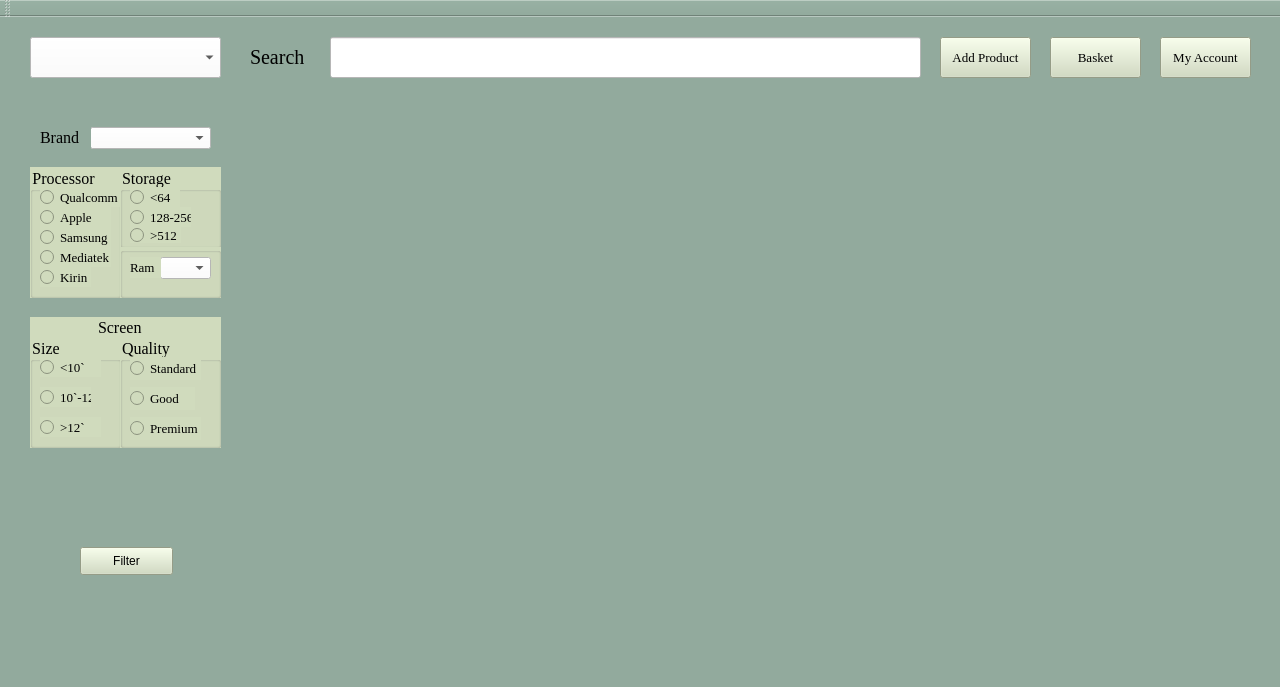
Old version of the form untitled.ui in the repository dinuScripnic/AllBuy.
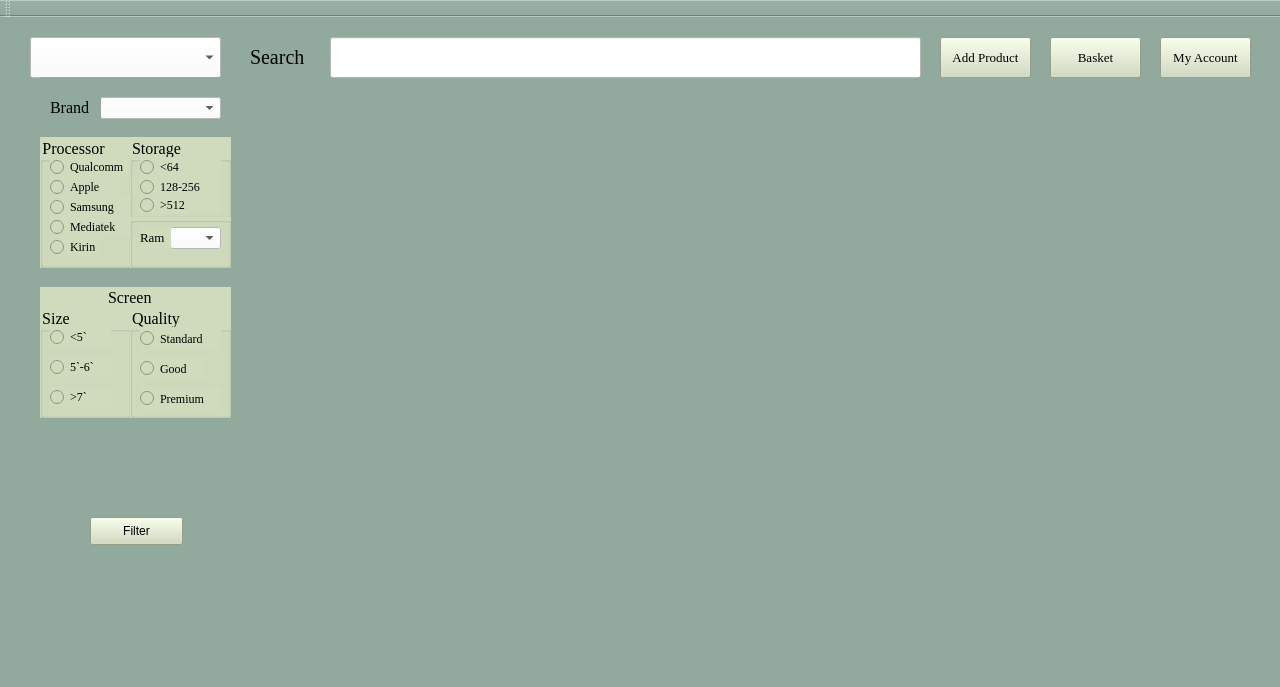
New version of the form.

```diff
--- a/untitled.ui
+++ b/untitled.ui
@@ -134,11 +134,11 @@
      <string>Add Product</string>
     </property>
    </widget>
-   <widget class="QWidget" name="filter_phone_widget" native="true">
+   <widget class="QWidget" name="filter_tablet_widget" native="true">
     <property name="geometry">
      <rect>
-      <x>30</x>
-      <y>90</y>
+      <x>40</x>
+      <y>60</y>
       <width>191</width>
       <height>481</height>
      </rect>
@@ -182,7 +182,7 @@
       <string notr="true">background-color: rgb(255, 255, 255);</string>
      </property>
     </widget>
-    <widget class="QLabel" name="lala">
+    <widget class="QLabel" name="lalawesrd">
      <property name="geometry">
       <rect>
        <x>10</x>
@@ -206,7 +206,7 @@
       <rect>
        <x>0</x>
        <y>60</y>
-       <width>91</width>
+       <width>101</width>
        <height>131</height>
       </rect>
      </property>
@@ -222,30 +222,11 @@
      <property name="title">
       <string>Processor</string>
      </property>
-     <widget class="QRadioButton" name="kirin">
-      <property name="geometry">
-       <rect>
-        <x>10</x>
-        <y>100</y>
-        <width>51</width>
-        <height>20</height>
-       </rect>
-      </property>
-      <property name="font">
-       <font>
-        <family>Times New Roman</family>
-        <pointsize>10</pointsize>
-       </font>
-      </property>
-      <property name="text">
-       <string>Kirin</string>
-      </property>
-     </widget>
      <widget class="QRadioButton" name="apple">
       <property name="geometry">
        <rect>
-        <x>10</x>
-        <y>40</y>
+        <x>8</x>
+        <y>50</y>
         <width>71</width>
         <height>20</height>
        </rect>
@@ -253,7 +234,7 @@
       <property name="font">
        <font>
         <family>Times New Roman</family>
-        <pointsize>10</pointsize>
+        <pointsize>9</pointsize>
        </font>
       </property>
       <property name="text">
@@ -263,16 +244,16 @@
      <widget class="QRadioButton" name="samsung">
       <property name="geometry">
        <rect>
-        <x>10</x>
-        <y>60</y>
-        <width>71</width>
+        <x>8</x>
+        <y>70</y>
+        <width>81</width>
         <height>20</height>
        </rect>
       </property>
       <property name="font">
        <font>
         <family>Times New Roman</family>
-        <pointsize>10</pointsize>
+        <pointsize>9</pointsize>
        </font>
       </property>
       <property name="text">
@@ -282,16 +263,16 @@
      <widget class="QRadioButton" name="mediatek">
       <property name="geometry">
        <rect>
-        <x>10</x>
-        <y>80</y>
-        <width>71</width>
+        <x>8</x>
+        <y>90</y>
+        <width>81</width>
         <height>20</height>
        </rect>
       </property>
       <property name="font">
        <font>
         <family>Times New Roman</family>
-        <pointsize>10</pointsize>
+        <pointsize>9</pointsize>
        </font>
       </property>
       <property name="text">
@@ -301,16 +282,16 @@
      <widget class="QRadioButton" name="qualcomm">
       <property name="geometry">
        <rect>
-        <x>10</x>
-        <y>20</y>
-        <width>81</width>
+        <x>8</x>
+        <y>30</y>
+        <width>91</width>
         <height>20</height>
        </rect>
       </property>
       <property name="font">
        <font>
         <family>Times New Roman</family>
-        <pointsize>10</pointsize>
+        <pointsize>9</pointsize>
        </font>
       </property>
       <property name="text">
@@ -351,7 +332,7 @@
       <property name="font">
        <font>
         <family>Times New Roman</family>
-        <pointsize>10</pointsize>
+        <pointsize>9</pointsize>
        </font>
       </property>
       <property name="text">
@@ -363,14 +344,14 @@
        <rect>
         <x>10</x>
         <y>50</y>
-        <width>51</width>
+        <width>71</width>
         <height>20</height>
        </rect>
       </property>
       <property name="font">
        <font>
         <family>Times New Roman</family>
-        <pointsize>10</pointsize>
+        <pointsize>9</pointsize>
        </font>
       </property>
       <property name="text">
@@ -389,7 +370,7 @@
       <property name="font">
        <font>
         <family>Times New Roman</family>
-        <pointsize>10</pointsize>
+        <pointsize>9</pointsize>
        </font>
       </property>
       <property name="text">
@@ -418,26 +399,26 @@
      <property name="title">
       <string>Quality</string>
      </property>
-     <widget class="QRadioButton" name="pr_phone">
+     <widget class="QRadioButton" name="pr_tab">
       <property name="geometry">
        <rect>
         <x>10</x>
         <y>80</y>
-        <width>71</width>
+        <width>81</width>
         <height>23</height>
        </rect>
       </property>
       <property name="font">
        <font>
         <family>Times New Roman</family>
-        <pointsize>10</pointsize>
+        <pointsize>9</pointsize>
        </font>
       </property>
       <property name="text">
        <string>Premium</string>
       </property>
      </widget>
-     <widget class="QRadioButton" name="gd_phone">
+     <widget class="QRadioButton" name="gd_tab">
       <property name="geometry">
        <rect>
         <x>10</x>
@@ -449,26 +430,26 @@
       <property name="font">
        <font>
         <family>Times New Roman</family>
-        <pointsize>10</pointsize>
+        <pointsize>9</pointsize>
        </font>
       </property>
       <property name="text">
        <string>Good</string>
       </property>
      </widget>
-     <widget class="QRadioButton" name="std_phone">
+     <widget class="QRadioButton" name="std_tab">
       <property name="geometry">
        <rect>
         <x>10</x>
         <y>20</y>
-        <width>71</width>
+        <width>81</width>
         <height>23</height>
        </rect>
       </property>
       <property name="font">
        <font>
         <family>Times New Roman</family>
-        <pointsize>10</pointsize>
+        <pointsize>9</pointsize>
        </font>
       </property>
       <property name="text">
@@ -479,9 +460,9 @@
     <widget class="QGroupBox" name="str_tab">
      <property name="geometry">
       <rect>
-       <x>90</x>
+       <x>100</x>
        <y>60</y>
-       <width>101</width>
+       <width>91</width>
        <height>81</height>
       </rect>
      </property>
@@ -500,16 +481,16 @@
      <widget class="QRadioButton" name="sml_smartphone_storage">
       <property name="geometry">
        <rect>
-        <x>10</x>
+        <x>-1</x>
         <y>20</y>
-        <width>50</width>
+        <width>71</width>
         <height>20</height>
        </rect>
       </property>
       <property name="font">
        <font>
         <family>Times New Roman</family>
-        <pointsize>10</pointsize>
+        <pointsize>9</pointsize>
        </font>
       </property>
       <property name="text">
@@ -519,16 +500,16 @@
      <widget class="QRadioButton" name="medium_smartphone_storage">
       <property name="geometry">
        <rect>
-        <x>10</x>
+        <x>-1</x>
         <y>40</y>
-        <width>61</width>
+        <width>91</width>
         <height>20</height>
        </rect>
       </property>
       <property name="font">
        <font>
         <family>Times New Roman</family>
-        <pointsize>10</pointsize>
+        <pointsize>9</pointsize>
        </font>
       </property>
       <property name="text">
@@ -538,16 +519,16 @@
      <widget class="QRadioButton" name="large_smartphone_storage">
       <property name="geometry">
        <rect>
-        <x>10</x>
+        <x>-1</x>
         <y>60</y>
-        <width>51</width>
+        <width>81</width>
         <height>16</height>
        </rect>
       </property>
       <property name="font">
        <font>
         <family>Times New Roman</family>
-        <pointsize>10</pointsize>
+        <pointsize>9</pointsize>
        </font>
       </property>
       <property name="text">
@@ -558,9 +539,9 @@
     <widget class="QGroupBox" name="ram_tab">
      <property name="geometry">
       <rect>
-       <x>90</x>
+       <x>100</x>
        <y>140</y>
-       <width>101</width>
+       <width>91</width>
        <height>51</height>
       </rect>
      </property>
@@ -570,10 +551,10 @@
      <property name="title">
       <string/>
      </property>
-     <widget class="QComboBox" name="ram_smartphone">
+     <widget class="QComboBox" name="ram_tablet">
       <property name="geometry">
        <rect>
-        <x>40</x>
+        <x>30</x>
         <y>10</y>
         <width>51</width>
         <height>22</height>
@@ -593,7 +574,7 @@
      <widget class="QLabel" name="label_3">
       <property name="geometry">
        <rect>
-        <x>10</x>
+        <x>0</x>
         <y>10</y>
         <width>31</width>
         <height>21</height>
@@ -602,7 +583,7 @@
       <property name="font">
        <font>
         <family>Times New Roman</family>
-        <pointsize>10</pointsize>
+        <pointsize>9</pointsize>
        </font>
       </property>
       <property name="text">
@@ -610,7 +591,7 @@
       </property>
      </widget>
     </widget>
-    <widget class="QLabel" name="lab">
+    <widget class="QLabel" name="lab234">
      <property name="geometry">
       <rect>
        <x>0</x>
@@ -632,6 +613,505 @@
       <string>                 Screen</string>
      </property>
     </widget>
+    <widget class="QWidget" name="filter_phone_widget" native="true">
+     <property name="geometry">
+      <rect>
+       <x>0</x>
+       <y>0</y>
+       <width>191</width>
+       <height>481</height>
+      </rect>
+     </property>
+     <property name="styleSheet">
+      <string notr="true">background-color: rgb(146,170,157);</string>
+     </property>
+     <widget class="QPushButton" name="filter_phone_2">
+      <property name="geometry">
+       <rect>
+        <x>50</x>
+        <y>440</y>
+        <width>93</width>
+        <height>28</height>
+       </rect>
+      </property>
+      <property name="styleSheet">
+       <string notr="true">
+background-color: rgb(208, 219, 189);</string>
+      </property>
+      <property name="text">
+       <string>Filter</string>
+      </property>
+     </widget>
+     <widget class="QComboBox" name="phone_brand">
+      <property name="geometry">
+       <rect>
+        <x>60</x>
+        <y>20</y>
+        <width>121</width>
+        <height>22</height>
+       </rect>
+      </property>
+      <property name="font">
+       <font>
+        <family>Times New Roman</family>
+        <pointsize>10</pointsize>
+       </font>
+      </property>
+      <property name="styleSheet">
+       <string notr="true">background-color: rgb(255, 255, 255);</string>
+      </property>
+     </widget>
+     <widget class="QLabel" name="labelwesd">
+      <property name="geometry">
+       <rect>
+        <x>10</x>
+        <y>20</y>
+        <width>51</width>
+        <height>21</height>
+       </rect>
+      </property>
+      <property name="font">
+       <font>
+        <family>Times New Roman</family>
+        <pointsize>12</pointsize>
+       </font>
+      </property>
+      <property name="text">
+       <string>Brand</string>
+      </property>
+     </widget>
+     <widget class="QGroupBox" name="pro_phone">
+      <property name="geometry">
+       <rect>
+        <x>0</x>
+        <y>60</y>
+        <width>91</width>
+        <height>131</height>
+       </rect>
+      </property>
+      <property name="font">
+       <font>
+        <family>Times New Roman</family>
+        <pointsize>12</pointsize>
+       </font>
+      </property>
+      <property name="styleSheet">
+       <string notr="true">background-color: rgb(208, 219, 189);</string>
+      </property>
+      <property name="title">
+       <string>Processor</string>
+      </property>
+      <widget class="QRadioButton" name="kirin">
+       <property name="geometry">
+        <rect>
+         <x>10</x>
+         <y>100</y>
+         <width>51</width>
+         <height>20</height>
+        </rect>
+       </property>
+       <property name="font">
+        <font>
+         <family>Times New Roman</family>
+         <pointsize>9</pointsize>
+        </font>
+       </property>
+       <property name="text">
+        <string>Kirin</string>
+       </property>
+      </widget>
+      <widget class="QRadioButton" name="apple_2">
+       <property name="geometry">
+        <rect>
+         <x>10</x>
+         <y>40</y>
+         <width>71</width>
+         <height>20</height>
+        </rect>
+       </property>
+       <property name="font">
+        <font>
+         <family>Times New Roman</family>
+         <pointsize>9</pointsize>
+        </font>
+       </property>
+       <property name="text">
+        <string>Apple</string>
+       </property>
+      </widget>
+      <widget class="QRadioButton" name="samsung_2">
+       <property name="geometry">
+        <rect>
+         <x>10</x>
+         <y>60</y>
+         <width>81</width>
+         <height>20</height>
+        </rect>
+       </property>
+       <property name="font">
+        <font>
+         <family>Times New Roman</family>
+         <pointsize>9</pointsize>
+        </font>
+       </property>
+       <property name="text">
+        <string>Samsung</string>
+       </property>
+      </widget>
+      <widget class="QRadioButton" name="mediatek_2">
+       <property name="geometry">
+        <rect>
+         <x>10</x>
+         <y>80</y>
+         <width>91</width>
+         <height>20</height>
+        </rect>
+       </property>
+       <property name="font">
+        <font>
+         <family>Times New Roman</family>
+         <pointsize>9</pointsize>
+        </font>
+       </property>
+       <property name="text">
+        <string>Mediatek</string>
+       </property>
+      </widget>
+      <widget class="QRadioButton" name="qualcomm_2">
+       <property name="geometry">
+        <rect>
+         <x>10</x>
+         <y>20</y>
+         <width>91</width>
+         <height>20</height>
+        </rect>
+       </property>
+       <property name="font">
+        <font>
+         <family>Times New Roman</family>
+         <pointsize>9</pointsize>
+        </font>
+       </property>
+       <property name="text">
+        <string>Qualcomm</string>
+       </property>
+      </widget>
+     </widget>
+     <widget class="QGroupBox" name="phone_size">
+      <property name="geometry">
+       <rect>
+        <x>0</x>
+        <y>230</y>
+        <width>91</width>
+        <height>111</height>
+       </rect>
+      </property>
+      <property name="font">
+       <font>
+        <family>Times New Roman</family>
+        <pointsize>12</pointsize>
+       </font>
+      </property>
+      <property name="styleSheet">
+       <string notr="true">background-color: rgb(208, 219, 189);</string>
+      </property>
+      <property name="title">
+       <string>Size</string>
+      </property>
+      <widget class="QRadioButton" name="small_phone">
+       <property name="geometry">
+        <rect>
+         <x>10</x>
+         <y>20</y>
+         <width>61</width>
+         <height>20</height>
+        </rect>
+       </property>
+       <property name="font">
+        <font>
+         <family>Times New Roman</family>
+         <pointsize>9</pointsize>
+        </font>
+       </property>
+       <property name="text">
+        <string>&lt;5`</string>
+       </property>
+      </widget>
+      <widget class="QRadioButton" name="medium_phone_2">
+       <property name="geometry">
+        <rect>
+         <x>10</x>
+         <y>50</y>
+         <width>61</width>
+         <height>20</height>
+        </rect>
+       </property>
+       <property name="font">
+        <font>
+         <family>Times New Roman</family>
+         <pointsize>9</pointsize>
+        </font>
+       </property>
+       <property name="text">
+        <string>5`-6`</string>
+       </property>
+      </widget>
+      <widget class="QRadioButton" name="large_phone">
+       <property name="geometry">
+        <rect>
+         <x>10</x>
+         <y>80</y>
+         <width>61</width>
+         <height>20</height>
+        </rect>
+       </property>
+       <property name="font">
+        <font>
+         <family>Times New Roman</family>
+         <pointsize>9</pointsize>
+        </font>
+       </property>
+       <property name="text">
+        <string>&gt;7`</string>
+       </property>
+      </widget>
+     </widget>
+     <widget class="QGroupBox" name="qua_phn">
+      <property name="geometry">
+       <rect>
+        <x>90</x>
+        <y>230</y>
+        <width>101</width>
+        <height>111</height>
+       </rect>
+      </property>
+      <property name="font">
+       <font>
+        <family>Times New Roman</family>
+        <pointsize>12</pointsize>
+       </font>
+      </property>
+      <property name="styleSheet">
+       <string notr="true">background-color: rgb(208, 219, 189);</string>
+      </property>
+      <property name="title">
+       <string>Quality</string>
+      </property>
+      <widget class="QRadioButton" name="pr_phone">
+       <property name="geometry">
+        <rect>
+         <x>10</x>
+         <y>80</y>
+         <width>81</width>
+         <height>23</height>
+        </rect>
+       </property>
+       <property name="font">
+        <font>
+         <family>Times New Roman</family>
+         <pointsize>9</pointsize>
+        </font>
+       </property>
+       <property name="text">
+        <string>Premium</string>
+       </property>
+      </widget>
+      <widget class="QRadioButton" name="gd_phone">
+       <property name="geometry">
+        <rect>
+         <x>10</x>
+         <y>50</y>
+         <width>65</width>
+         <height>23</height>
+        </rect>
+       </property>
+       <property name="font">
+        <font>
+         <family>Times New Roman</family>
+         <pointsize>9</pointsize>
+        </font>
+       </property>
+       <property name="text">
+        <string>Good</string>
+       </property>
+      </widget>
+      <widget class="QRadioButton" name="std_phone">
+       <property name="geometry">
+        <rect>
+         <x>10</x>
+         <y>20</y>
+         <width>81</width>
+         <height>23</height>
+        </rect>
+       </property>
+       <property name="font">
+        <font>
+         <family>Times New Roman</family>
+         <pointsize>9</pointsize>
+        </font>
+       </property>
+       <property name="text">
+        <string>Standard</string>
+       </property>
+      </widget>
+     </widget>
+     <widget class="QGroupBox" name="groupBox_3">
+      <property name="geometry">
+       <rect>
+        <x>90</x>
+        <y>60</y>
+        <width>101</width>
+        <height>81</height>
+       </rect>
+      </property>
+      <property name="font">
+       <font>
+        <family>Times New Roman</family>
+        <pointsize>12</pointsize>
+       </font>
+      </property>
+      <property name="styleSheet">
+       <string notr="true">background-color: rgb(208, 219, 189);</string>
+      </property>
+      <property name="title">
+       <string>Storage</string>
+      </property>
+      <widget class="QRadioButton" name="sml_smartphone_storage_2">
+       <property name="geometry">
+        <rect>
+         <x>10</x>
+         <y>20</y>
+         <width>81</width>
+         <height>20</height>
+        </rect>
+       </property>
+       <property name="font">
+        <font>
+         <family>Times New Roman</family>
+         <pointsize>9</pointsize>
+        </font>
+       </property>
+       <property name="text">
+        <string>&lt;64</string>
+       </property>
+      </widget>
+      <widget class="QRadioButton" name="medium_smartphone_storage_2">
+       <property name="geometry">
+        <rect>
+         <x>10</x>
+         <y>40</y>
+         <width>81</width>
+         <height>20</height>
+        </rect>
+       </property>
+       <property name="font">
+        <font>
+         <family>Times New Roman</family>
+         <pointsize>9</pointsize>
+        </font>
+       </property>
+       <property name="text">
+        <string>128-256</string>
+       </property>
+      </widget>
+      <widget class="QRadioButton" name="large_smartphone_storage_2">
+       <property name="geometry">
+        <rect>
+         <x>10</x>
+         <y>60</y>
+         <width>81</width>
+         <height>16</height>
+        </rect>
+       </property>
+       <property name="font">
+        <font>
+         <family>Times New Roman</family>
+         <pointsize>9</pointsize>
+        </font>
+       </property>
+       <property name="text">
+        <string>&gt;512</string>
+       </property>
+      </widget>
+     </widget>
+     <widget class="QGroupBox" name="groupBox_4">
+      <property name="geometry">
+       <rect>
+        <x>90</x>
+        <y>140</y>
+        <width>101</width>
+        <height>51</height>
+       </rect>
+      </property>
+      <property name="styleSheet">
+       <string notr="true">background-color: rgb(208, 219, 189);</string>
+      </property>
+      <property name="title">
+       <string/>
+      </property>
+      <widget class="QComboBox" name="ram_smartphone">
+       <property name="geometry">
+        <rect>
+         <x>40</x>
+         <y>10</y>
+         <width>51</width>
+         <height>22</height>
+        </rect>
+       </property>
+       <property name="font">
+        <font>
+         <family>Times New Roman</family>
+         <pointsize>10</pointsize>
+        </font>
+       </property>
+       <property name="styleSheet">
+        <string notr="true">
+background-color: rgb(255, 255, 255);</string>
+       </property>
+      </widget>
+      <widget class="QLabel" name="label_2">
+       <property name="geometry">
+        <rect>
+         <x>10</x>
+         <y>10</y>
+         <width>31</width>
+         <height>21</height>
+        </rect>
+       </property>
+       <property name="font">
+        <font>
+         <family>Times New Roman</family>
+         <pointsize>10</pointsize>
+        </font>
+       </property>
+       <property name="text">
+        <string>Ram</string>
+       </property>
+      </widget>
+     </widget>
+     <widget class="QLabel" name="ere">
+      <property name="geometry">
+       <rect>
+        <x>0</x>
+        <y>210</y>
+        <width>191</width>
+        <height>20</height>
+       </rect>
+      </property>
+      <property name="font">
+       <font>
+        <family>Times New Roman</family>
+        <pointsize>12</pointsize>
+       </font>
+      </property>
+      <property name="styleSheet">
+       <string notr="true">background-color: rgb(208, 219, 189);</string>
+      </property>
+      <property name="text">
+       <string>                 Screen</string>
+      </property>
+     </widget>
+    </widget>
    </widget>
   </widget>
   <widget class="QMenuBar" name="menubar">
```
Left out of the diff: 2 changed lines with no effect on the pictures.
